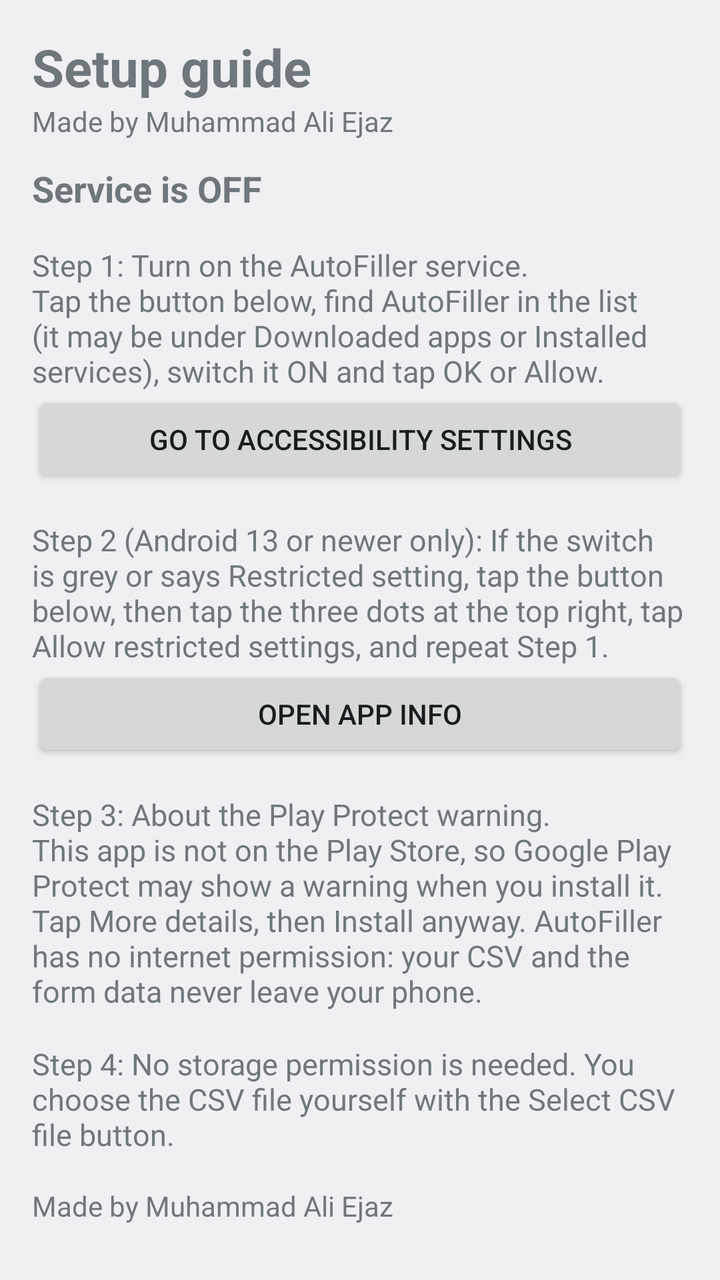
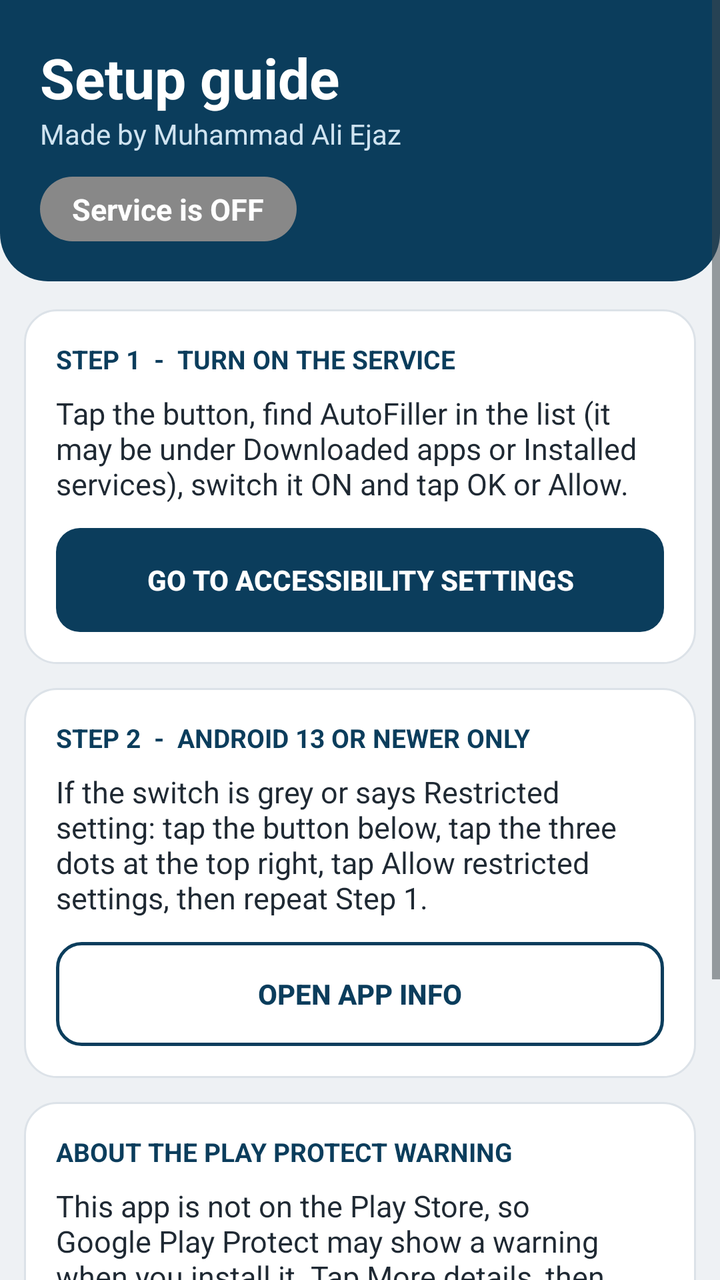

Screens rendered from an Android XML layout before and after an edit, with the pre-edit source and the edit as a unified diff.
<!-- AndroidManifest.xml: application theme android:Theme.DeviceDefault.Light -->
<!-- res/layout/activity_setup.xml -->
<?xml version="1.0" encoding="utf-8"?>
<ScrollView xmlns:android="http://schemas.android.com/apk/res/android"
    android:layout_width="match_parent"
    android:layout_height="match_parent">

    <LinearLayout
        android:layout_width="match_parent"
        android:layout_height="wrap_content"
        android:orientation="vertical"
        android:padding="16dp">

        <TextView
            android:layout_width="wrap_content"
            android:layout_height="wrap_content"
            android:text="Setup guide"
            android:textSize="26sp"
            android:textStyle="bold" />

        <TextView
            android:layout_width="wrap_content"
            android:layout_height="wrap_content"
            android:text="@string/maker_line"
            android:textSize="14sp" />

        <TextView
            android:id="@+id/tvServiceState"
            android:layout_width="match_parent"
            android:layout_height="wrap_content"
            android:layout_marginTop="12dp"
            android:text="Service is OFF"
            android:textSize="18sp"
            android:textStyle="bold" />

        <TextView
            android:layout_width="match_parent"
            android:layout_height="wrap_content"
            android:layout_marginTop="16dp"
            android:text="Step 1: Turn on the AutoFiller service.\nTap the button below, find AutoFiller in the list (it may be under Downloaded apps or Installed services), switch it ON and tap OK or Allow."
            android:textSize="15sp" />

        <Button
            android:id="@+id/btnAccessibility"
            android:layout_width="match_parent"
            android:layout_height="wrap_content"
            android:text="Go to Accessibility Settings" />

        <TextView
            android:layout_width="match_parent"
            android:layout_height="wrap_content"
            android:layout_marginTop="16dp"
            android:text="Step 2 (Android 13 or newer only): If the switch is grey or says Restricted setting, tap the button below, then tap the three dots at the top right, tap Allow restricted settings, and repeat Step 1."
            android:textSize="15sp" />

        <Button
            android:id="@+id/btnAppInfo"
            android:layout_width="match_parent"
            android:layout_height="wrap_content"
            android:text="Open App info" />

        <TextView
            android:layout_width="match_parent"
            android:layout_height="wrap_content"
            android:layout_marginTop="16dp"
            android:text="Step 3: About the Play Protect warning.\nThis app is not on the Play Store, so Google Play Protect may show a warning when you install it. Tap More details, then Install anyway. AutoFiller has no internet permission: your CSV and the form data never leave your phone."
            android:textSize="15sp" />

        <TextView
            android:layout_width="match_parent"
            android:layout_height="wrap_content"
            android:layout_marginTop="16dp"
            android:text="Step 4: No storage permission is needed. You choose the CSV file yourself with the Select CSV file button."
            android:textSize="15sp" />

        <TextView
            android:layout_width="match_parent"
            android:layout_height="wrap_content"
            android:layout_marginTop="16dp"
            android:text="@string/maker_line"
            android:textSize="14sp" />
    </LinearLayout>
</ScrollView>
<!-- resources referenced by this layout -->
<resources>
  <string name="maker_line">Made by Muhammad Ali Ejaz</string>
</resources>

<!-- the commit's change to res/layout/activity_setup.xml (unified diff, before → after) -->
@@ -1,81 +1,170 @@
 <?xml version="1.0" encoding="utf-8"?>
 <ScrollView xmlns:android="http://schemas.android.com/apk/res/android"
     android:layout_width="match_parent"
-    android:layout_height="match_parent">
+    android:layout_height="match_parent"
+    android:background="@color/grey_bg">
 
     <LinearLayout
         android:layout_width="match_parent"
         android:layout_height="wrap_content"
         android:orientation="vertical"
-        android:padding="16dp">
+        android:paddingBottom="24dp">
 
-        <TextView
-            android:layout_width="wrap_content"
-            android:layout_height="wrap_content"
-            android:text="Setup guide"
-            android:textSize="26sp"
-            android:textStyle="bold" />
-
-        <TextView
-            android:layout_width="wrap_content"
-            android:layout_height="wrap_content"
-            android:text="@string/maker_line"
-            android:textSize="14sp" />
-
-        <TextView
-            android:id="@+id/tvServiceState"
+        <LinearLayout
             android:layout_width="match_parent"
             android:layout_height="wrap_content"
-            android:layout_marginTop="12dp"
-            android:text="Service is OFF"
-            android:textSize="18sp"
-            android:textStyle="bold" />
+            android:background="@drawable/bg_header"
+            android:orientation="vertical"
+            android:padding="20dp">
 
-        <TextView
+            <TextView
+                android:layout_width="wrap_content"
+                android:layout_height="wrap_content"
+                android:text="Setup guide"
+                android:textColor="#FFFFFF"
+                android:textSize="28sp"
+                android:textStyle="bold" />
+
+            <TextView
+                android:layout_width="wrap_content"
+                android:layout_height="wrap_content"
+                android:text="@string/maker_line"
+                android:textColor="#CFE3F0"
+                android:textSize="14sp" />
+
+            <TextView
+                android:id="@+id/tvServiceState"
+                android:layout_width="wrap_content"
+                android:layout_height="wrap_content"
+                android:layout_marginTop="12dp"
+                android:background="@drawable/bg_chip"
+                android:paddingLeft="16dp"
+                android:paddingTop="6dp"
+                android:paddingRight="16dp"
+                android:paddingBottom="6dp"
+                android:text="Service is OFF"
+                android:textColor="#FFFFFF"
+                android:textSize="15sp"
+                android:textStyle="bold" />
+        </LinearLayout>
+
+        <LinearLayout
             android:layout_width="match_parent"
             android:layout_height="wrap_content"
-            android:layout_marginTop="16dp"
-            android:text="Step 1: Turn on the AutoFiller service.\nTap the button below, find AutoFiller in the list (it may be under Downloaded apps or Installed services), switch it ON and tap OK or Allow."
-            android:textSize="15sp" />
+            android:layout_marginLeft="12dp"
+            android:layout_marginTop="14dp"
+            android:layout_marginRight="12dp"
+            android:background="@drawable/bg_card"
+            android:orientation="vertical"
+            android:padding="16dp">
 
-        <Button
-            android:id="@+id/btnAccessibility"
+            <TextView
+                android:layout_width="wrap_content"
+                android:layout_height="wrap_content"
+                android:text="STEP 1  -  TURN ON THE SERVICE"
+                android:textColor="@color/primary"
+                android:textSize="13sp"
+                android:textStyle="bold" />
+
+            <TextView
+                android:layout_width="match_parent"
+                android:layout_height="wrap_content"
+                android:layout_marginTop="8dp"
+                android:text="Tap the button, find AutoFiller in the list (it may be under Downloaded apps or Installed services), switch it ON and tap OK or Allow."
+                android:textColor="@color/text_dark"
+                android:textSize="15sp" />
+
+            <Button
+                android:id="@+id/btnAccessibility"
+                android:layout_width="match_parent"
+                android:layout_height="52dp"
+                android:layout_marginTop="12dp"
+                android:background="@drawable/btn_primary"
+                android:stateListAnimator="@null"
+                android:text="Go to Accessibility Settings"
+                android:textColor="#FFFFFF"
+                android:textStyle="bold" />
+        </LinearLayout>
+
+        <LinearLayout
             android:layout_width="match_parent"
             android:layout_height="wrap_content"
-            android:text="Go to Accessibility Settings" />
+            android:layout_marginLeft="12dp"
+            android:layout_marginTop="12dp"
+            android:layout_marginRight="12dp"
+            android:background="@drawable/bg_card"
+            android:orientation="vertical"
+            android:padding="16dp">
 
-        <TextView
+            <TextView
+                android:layout_width="wrap_content"
+                android:layout_height="wrap_content"
+                android:text="STEP 2  -  ANDROID 13 OR NEWER ONLY"
+                android:textColor="@color/primary"
+                android:textSize="13sp"
+                android:textStyle="bold" />
+
+            <TextView
+                android:layout_width="match_parent"
+                android:layout_height="wrap_content"
+                android:layout_marginTop="8dp"
+                android:text="If the switch is grey or says Restricted setting: tap the button below, tap the three dots at the top right, tap Allow restricted settings, then repeat Step 1."
+                android:textColor="@color/text_dark"
+                android:textSize="15sp" />
+
+            <Button
+                android:id="@+id/btnAppInfo"
+                android:layout_width="match_parent"
+                android:layout_height="52dp"
+                android:layout_marginTop="12dp"
+                android:background="@drawable/btn_outline"
+                android:stateListAnimator="@null"
+                android:text="Open App info"
+                android:textColor="@color/primary"
+                android:textStyle="bold" />
+        </LinearLayout>
+
+        <LinearLayout
             android:layout_width="match_parent"
             android:layout_height="wrap_content"
-            android:layout_marginTop="16dp"
-            android:text="Step 2 (Android 13 or newer only): If the switch is grey or says Restricted setting, tap the button below, then tap the three dots at the top right, tap Allow restricted settings, and repeat Step 1."
-            android:textSize="15sp" />
+            android:layout_marginLeft="12dp"
+            android:layout_marginTop="12dp"
+            android:layout_marginRight="12dp"
+            android:background="@drawable/bg_card"
+            android:orientation="vertical"
+            android:padding="16dp">
 
-        <Button
-            android:id="@+id/btnAppInfo"
-            android:layout_width="match_parent"
-            android:layout_height="wrap_content"
-            android:text="Open App info" />
+            <TextView
+                android:layout_width="wrap_content"
+                android:layout_height="wrap_content"
+                android:text="ABOUT THE PLAY PROTECT WARNING"
+                android:textColor="@color/primary"
+                android:textSize="13sp"
+                android:textStyle="bold" />
 
-        <TextView
-            android:layout_width="match_parent"
-            android:layout_height="wrap_content"
-            android:layout_marginTop="16dp"
-            android:text="Step 3: About the Play Protect warning.\nThis app is not on the Play Store, so Google Play Protect may show a warning when you install it. Tap More details, then Install anyway. AutoFiller has no internet permission: your CSV and the form data never leave your phone."
-            android:textSize="15sp" />
+            <TextView
+                android:layout_width="match_parent"
+                android:layout_height="wrap_content"
+                android:layout_marginTop="8dp"
+                android:text="This app is not on the Play Store, so Google Play Protect may show a warning when you install it. Tap More details, then Install anyway. AutoFiller has no internet permission: your CSV and the form data never leave your phone."
+                android:textColor="@color/text_dark"
+                android:textSize="15sp" />
 
-        <TextView
-            android:layout_width="match_parent"
-            android:layout_height="wrap_content"
-            android:layout_marginTop="16dp"
-            android:text="Step 4: No storage permission is needed. You choose the CSV file yourself with the Select CSV file button."
-            android:textSize="15sp" />
+            <TextView
+                android:layout_width="match_parent"
+                android:layout_height="wrap_content"
+                android:layout_marginTop="10dp"
+                android:text="No storage permission is needed. You choose the CSV file yourself with the Select CSV file button."
+                android:textColor="@color/text_dark"
+                android:textSize="15sp" />
 
-        <TextView
-            android:layout_width="match_parent"
-            android:layout_height="wrap_content"
-            android:layout_marginTop="16dp"
-            android:text="@string/maker_line"
-            android:textSize="14sp" />
+            <TextView
+                android:layout_width="wrap_content"
+                android:layout_height="wrap_content"
+                android:layout_marginTop="12dp"
+                android:text="@string/maker_line"
+                android:textColor="@color/text_soft"
+                android:textSize="13sp" />
+        </LinearLayout>
     </LinearLayout>
 </ScrollView>
<!-- resource entries referenced after the edit -->
@@ -1,5 +1,56 @@
 <!-- resources referenced by this layout -->
 <resources>
+  <color name="grey_bg">#EEF1F4</color>
+  <color name="primary">#0B3D5C</color>
+  <color name="text_dark">#1F2933</color>
+  <color name="text_soft">#66727F</color>
+  <!-- drawable bg_card (drawable) -->
+  <?xml version="1.0" encoding="utf-8"?>
+  <shape xmlns:android="http://schemas.android.com/apk/res/android"
+      android:shape="rectangle">
+      <solid android:color="#FFFFFF" />
+      <stroke android:width="1dp" android:color="#DCE2E8" />
+      <corners android:radius="16dp" />
+  </shape>
+  <!-- drawable bg_chip (drawable) -->
+  <?xml version="1.0" encoding="utf-8"?>
+  <shape xmlns:android="http://schemas.android.com/apk/res/android"
+      android:shape="rectangle">
+      <solid android:color="#888888" />
+      <corners android:radius="24dp" />
+  </shape>
+  <!-- drawable bg_header (drawable) -->
+  <?xml version="1.0" encoding="utf-8"?>
+  <shape xmlns:android="http://schemas.android.com/apk/res/android"
+      android:shape="rectangle">
+      <solid android:color="@color/primary" />
+      <corners
+          android:bottomLeftRadius="24dp"
+          android:bottomRightRadius="24dp" />
+  </shape>
+  <!-- drawable btn_outline (drawable) -->
+  <?xml version="1.0" encoding="utf-8"?>
+  <ripple xmlns:android="http://schemas.android.com/apk/res/android"
+      android:color="#220B3D5C">
+      <item>
+          <shape android:shape="rectangle">
+              <solid android:color="#FFFFFF" />
+              <stroke android:width="1.5dp" android:color="@color/primary" />
+              <corners android:radius="12dp" />
+          </shape>
+      </item>
+  </ripple>
+  <!-- drawable btn_primary (drawable) -->
+  <?xml version="1.0" encoding="utf-8"?>
+  <ripple xmlns:android="http://schemas.android.com/apk/res/android"
+      android:color="#44FFFFFF">
+      <item>
+          <shape android:shape="rectangle">
+              <solid android:color="@color/primary" />
+              <corners android:radius="12dp" />
+          </shape>
+      </item>
+  </ripple>
   <string name="maker_line">Made by Muhammad Ali Ejaz</string>
 </resources>
 
